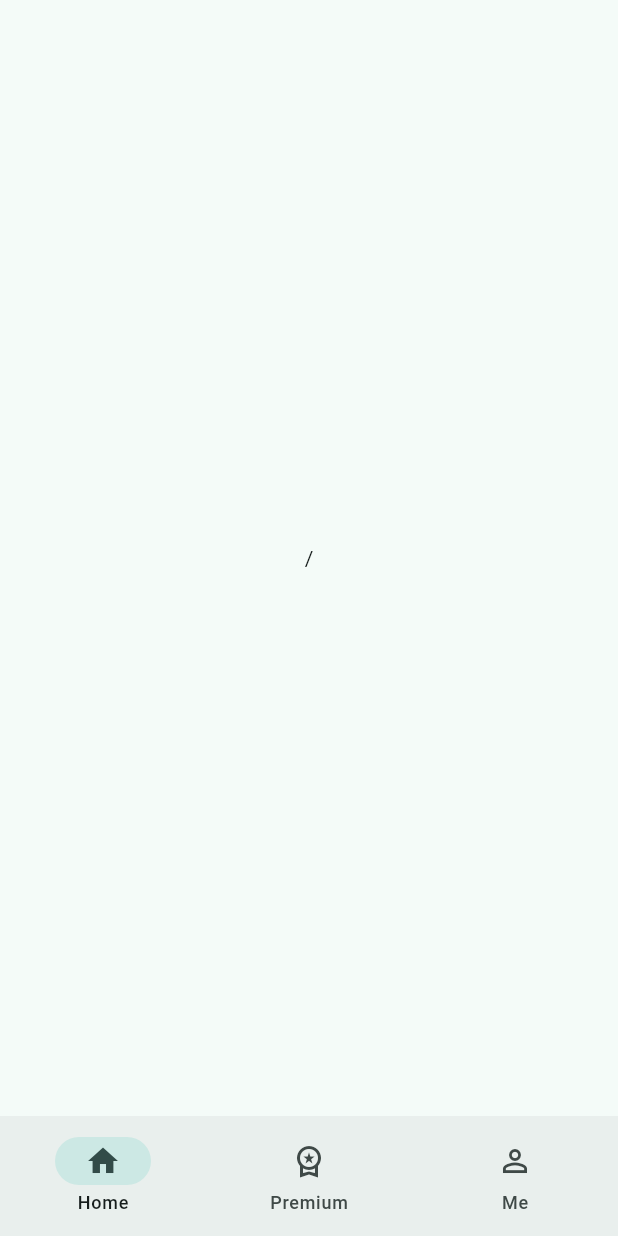
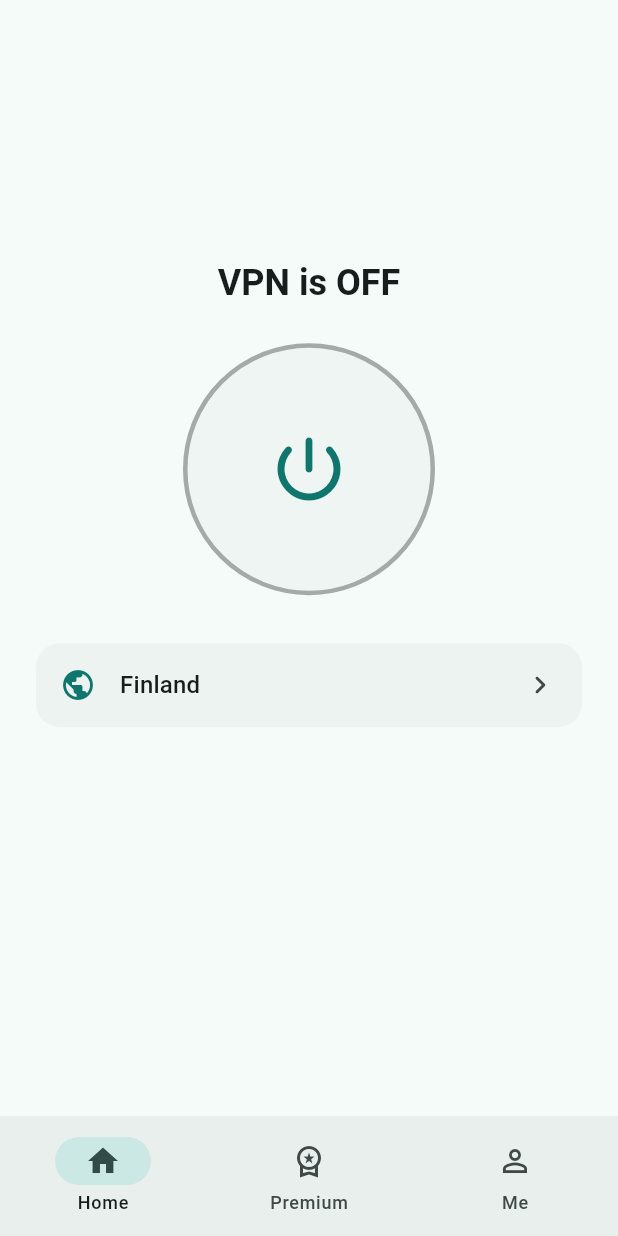
Before and after one commit to edgeproto/mira-vpn-app, a Flutter app: the screen it shows after launch, on a phone screen of 412 x 824 dp. Run offline on Flutter 3.47's test engine with Material 3 defaults, Android fonts, the phone set to English and light mode, and no system bars; our stand-ins replace flutter_riverpod, go_router.

Commit message:
feat(home): connect button UI + states
Add HomeConnectionState and a StateProvider stand-in, circular connect
control for off/connecting/on, status copy, and Finland server row.
Extend widget tests for shell navigation and home states.

Made-with: Cursor

```diff
--- /dev/null
+++ b/lib/features/home/home_connection_provider.dart
@@ -0,0 +1,7 @@
+import 'package:flutter_riverpod/flutter_riverpod.dart';
+
+import 'home_connection_state.dart';
+
+/// Fake controller for Home UI; replace with [VpnController] when integrating VPN.
+final homeConnectionProvider =
+    StateProvider<HomeConnectionState>((ref) => HomeConnectionState.disconnected);
--- /dev/null
+++ b/lib/features/home/home_connection_state.dart
@@ -0,0 +1,6 @@
+/// UI-only VPN connection phase for the Home screen (Step 5 — logic comes later).
+enum HomeConnectionState {
+  disconnected,
+  connecting,
+  connected,
+}
--- a/lib/features/home/home_screen.dart
+++ b/lib/features/home/home_screen.dart
@@ -1,12 +1,82 @@
 import 'package:flutter/material.dart';
+import 'package:flutter_riverpod/flutter_riverpod.dart';
 
-class HomeScreen extends StatelessWidget {
+import '../../core/theme/app_spacing.dart';
+import '../../core/theme/widgets/section_card.dart';
+import 'home_connection_provider.dart';
+import 'home_connection_state.dart';
+import 'widgets/connect_circle_button.dart';
+
+class HomeScreen extends ConsumerWidget {
   const HomeScreen({super.key});
 
   @override
-  Widget build(BuildContext context) {
-    return const Center(
-      child: Text('/'),
+  Widget build(BuildContext context, WidgetRef ref) {
+    final state = ref.watch(homeConnectionProvider);
+
+    return Scaffold(
+      body: SafeArea(
+        child: Padding(
+          padding: const EdgeInsets.symmetric(horizontal: AppSpacing.lg),
+          child: HomeContent(state: state),
+        ),
+      ),
     );
   }
 }
+
+@visibleForTesting
+class HomeContent extends StatelessWidget {
+  const HomeContent({super.key, required this.state});
+
+  final HomeConnectionState state;
+
+  @override
+  Widget build(BuildContext context) {
+    final theme = Theme.of(context);
+    final statusText = switch (state) {
+      HomeConnectionState.disconnected => 'VPN is OFF',
+      HomeConnectionState.connecting => 'Connecting…',
+      HomeConnectionState.connected => 'VPN is ON',
+    };
+
+    return Column(
+      children: [
+        const Spacer(flex: 2),
+        Text(
+          statusText,
+          key: ValueKey<String>(statusText),
+          style: theme.textTheme.headlineSmall?.copyWith(
+            fontWeight: FontWeight.w600,
+          ),
+          textAlign: TextAlign.center,
+        ),
+        const SizedBox(height: AppSpacing.lg),
+        ConnectCircleButton(state: state),
+        const SizedBox(height: AppSpacing.xl),
+        SectionCard(
+          child: Row(
+            children: [
+              Icon(
+                Icons.public_rounded,
+                color: theme.colorScheme.primary,
+              ),
+              const SizedBox(width: AppSpacing.md),
+              Expanded(
+                child: Text(
+                  'Finland',
+                  style: theme.textTheme.titleMedium,
+                ),
+              ),
+              Icon(
+                Icons.chevron_right_rounded,
+                color: theme.colorScheme.onSurfaceVariant,
+              ),
+            ],
+          ),
+        ),
+        const Spacer(flex: 3),
+      ],
+    );
+  }
+}
--- /dev/null
+++ b/lib/features/home/widgets/connect_circle_button.dart
@@ -0,0 +1,93 @@
+import 'package:flutter/material.dart';
+
+import '../../../core/theme/app_colors.dart';
+import '../home_connection_state.dart';
+
+/// Large circular connect control (visual only — wiring in a later step).
+class ConnectCircleButton extends StatelessWidget {
+  const ConnectCircleButton({
+    super.key,
+    required this.state,
+  });
+
+  final HomeConnectionState state;
+
+  static const double diameter = 168;
+
+  @override
+  Widget build(BuildContext context) {
+    final theme = Theme.of(context);
+
+    return Semantics(
+      label: switch (state) {
+        HomeConnectionState.disconnected => 'Connect VPN',
+        HomeConnectionState.connecting => 'VPN connecting',
+        HomeConnectionState.connected => 'Disconnect VPN',
+      },
+      button: true,
+      child: SizedBox(
+        width: diameter,
+        height: diameter,
+        child: switch (state) {
+          HomeConnectionState.disconnected => _OutlinedCircle(
+              child: Icon(
+                Icons.power_settings_new_rounded,
+                size: 56,
+                color: theme.colorScheme.primary,
+              ),
+            ),
+          HomeConnectionState.connecting => _OutlinedCircle(
+              child: SizedBox(
+                width: 48,
+                height: 48,
+                child: CircularProgressIndicator(
+                  strokeWidth: 3,
+                  color: theme.colorScheme.primary,
+                ),
+              ),
+            ),
+          HomeConnectionState.connected => DecoratedBox(
+              decoration: BoxDecoration(
+                shape: BoxShape.circle,
+                color: theme.colorScheme.primary,
+                boxShadow: [
+                  BoxShadow(
+                    color: AppColors.brandPrimary.withOpacity(0.35),
+                    blurRadius: 24,
+                    spreadRadius: 2,
+                  ),
+                ],
+              ),
+              child: const Icon(
+                Icons.shield_rounded,
+                size: 56,
+                color: Colors.white,
+              ),
+            ),
+        },
+      ),
+    );
+  }
+}
+
+class _OutlinedCircle extends StatelessWidget {
+  const _OutlinedCircle({required this.child});
+
+  final Widget child;
+
+  @override
+  Widget build(BuildContext context) {
+    final theme = Theme.of(context);
+    return DecoratedBox(
+      decoration: BoxDecoration(
+        shape: BoxShape.circle,
+        border: Border.all(
+          color: theme.colorScheme.outline.withOpacity(0.6),
+          width: 3,
+        ),
+        color: theme.colorScheme.surfaceContainerHighest.withOpacity(0.25),
+      ),
+      child: Center(child: child),
+    );
+  }
+}
```
Also changed, not shown: 2 other files.
